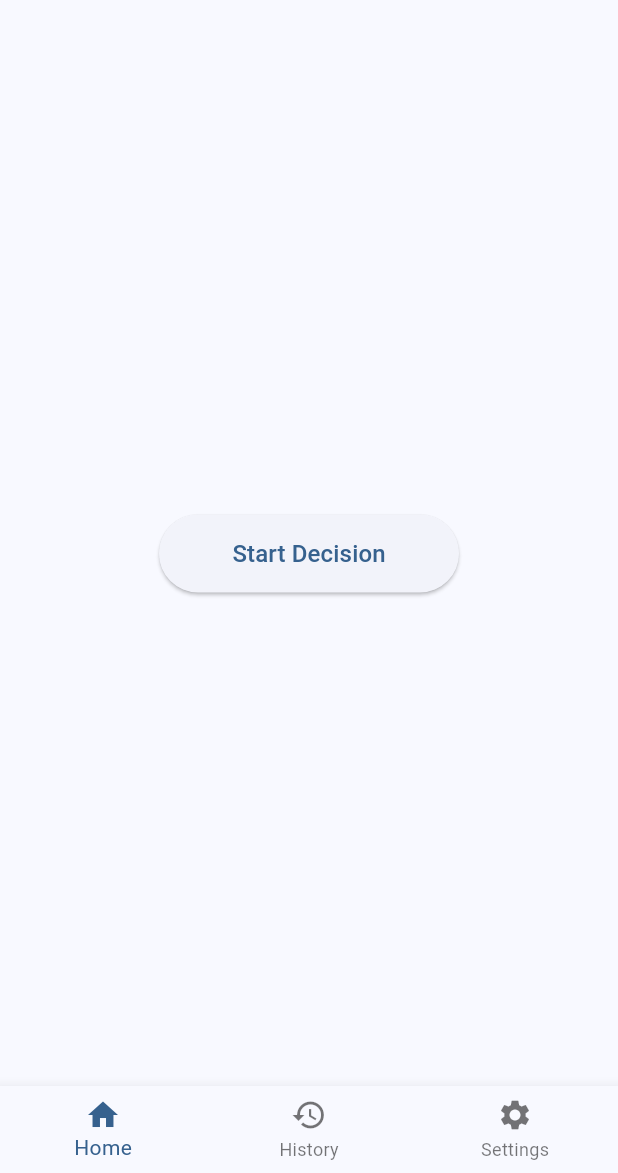
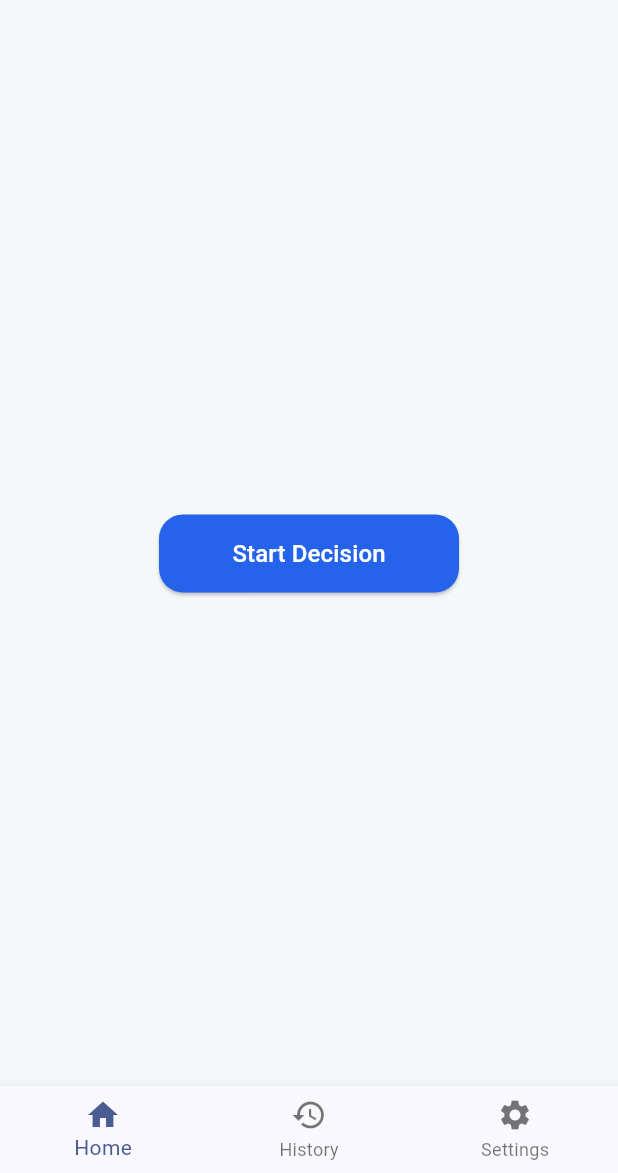
Before and after one commit to Rachanon-6731503030/Moblie-App_DecisionLite, a Flutter app: the screen it shows after launch, on a phone screen of 412 x 824 dp, the part 63-1236 px from its top. Run offline on Flutter 3.47's test engine with Material 3 defaults, Android fonts, the phone set to English and light mode, and no system bars.

Commit message:
Add app theme system with dark/light mode

```diff
--- /dev/null
+++ b/decisionlite/lib/app_theme.dart
@@ -0,0 +1,72 @@
+import 'package:flutter/material.dart';
+
+class AppTheme {
+  // 🎨 Brand Colors
+  static const Color primary = Color(0xFF2563EB);
+  static const Color background = Color(0xFFF4F8FB);
+  static const Color card = Colors.white;
+
+  // 🌞 Light Theme
+  static ThemeData lightTheme = ThemeData(
+    useMaterial3: true,
+    scaffoldBackgroundColor: background,
+    colorScheme: ColorScheme.fromSeed(
+      seedColor: primary,
+      brightness: Brightness.light,
+    ),
+    appBarTheme: const AppBarTheme(
+      backgroundColor: Colors.transparent,
+      elevation: 0,
+      centerTitle: true,
+    ),
+    elevatedButtonTheme: ElevatedButtonThemeData(
+      style: ElevatedButton.styleFrom(
+        backgroundColor: primary,
+        foregroundColor: Colors.white,
+        minimumSize: const Size(double.infinity, 56),
+        shape: RoundedRectangleBorder(
+          borderRadius: BorderRadius.circular(16),
+        ),
+      ),
+    ),
+    cardTheme: CardThemeData(
+      color: card,
+      elevation: 4,
+      shape: RoundedRectangleBorder(
+        borderRadius: BorderRadius.circular(16),
+      ),
+    ),
+  );
+
+  // 🌙 Dark Theme
+  static ThemeData darkTheme = ThemeData(
+    useMaterial3: true,
+    scaffoldBackgroundColor: const Color(0xFF0F172A),
+    colorScheme: ColorScheme.fromSeed(
+      seedColor: primary,
+      brightness: Brightness.dark,
+    ),
+    appBarTheme: const AppBarTheme(
+      backgroundColor: Colors.transparent,
+      elevation: 0,
+      centerTitle: true,
+    ),
+    elevatedButtonTheme: ElevatedButtonThemeData(
+      style: ElevatedButton.styleFrom(
+        backgroundColor: primary,
+        foregroundColor: Colors.white,
+        minimumSize: const Size(double.infinity, 56),
+        shape: RoundedRectangleBorder(
+          borderRadius: BorderRadius.circular(16),
+        ),
+      ),
+    ),
+    cardTheme: CardThemeData(
+      color: const Color(0xFF1E293B),
+      elevation: 4,
+      shape: RoundedRectangleBorder(
+        borderRadius: BorderRadius.circular(16),
+      ),
+    ),
+  );
+}
--- a/decisionlite/lib/main.dart
+++ b/decisionlite/lib/main.dart
@@ -2,6 +2,7 @@ import 'package:flutter/material.dart';
 import 'add_options_screen.dart';
 import 'decision_history_screen.dart';
 import 'settings_screen.dart';
+import 'app_theme.dart';
 
 void main() {
   runApp(const DecisionLiteApp());
@@ -29,11 +30,8 @@ class _DecisionLiteAppState extends State<DecisionLiteApp> {
       debugShowCheckedModeBanner: false,
       title: 'DecisionLite',
       themeMode: _themeMode,
-      theme: ThemeData(
-        colorScheme: ColorScheme.fromSeed(seedColor: Colors.blue),
-        useMaterial3: true,
-      ),
-      darkTheme: ThemeData.dark(useMaterial3: true),
+      theme: AppTheme.lightTheme,
+      darkTheme: AppTheme.darkTheme,
       home: MainNavigation(
         onToggleTheme: toggleTheme,
         isDarkMode: _themeMode == ThemeMode.dark,
@@ -59,12 +57,9 @@ class MainNavigation extends StatefulWidget {
 class _MainNavigationState extends State<MainNavigation> {
   int _currentIndex = 0;
 
-  late final List<Widget> _screens;
-
   @override
-  void initState() {
-    super.initState();
-    _screens = [
+  Widget build(BuildContext context) {
+    final screens = [
       const HomeScreen(),
       const DecisionHistoryScreen(),
       SettingsScreen(
@@ -72,12 +67,9 @@ class _MainNavigationState extends State<MainNavigation> {
         isDarkMode: widget.isDarkMode,
       ),
     ];
-  }
 
-  @override
-  Widget build(BuildContext context) {
     return Scaffold(
-      body: _screens[_currentIndex],
+      body: screens[_currentIndex],
       bottomNavigationBar: BottomNavigationBar(
         currentIndex: _currentIndex,
         onTap: (index) {
@@ -103,6 +95,7 @@ class _MainNavigationState extends State<MainNavigation> {
     );
   }
 }
+
 
 class HomeScreen extends StatelessWidget {
   const HomeScreen({super.key});
```
